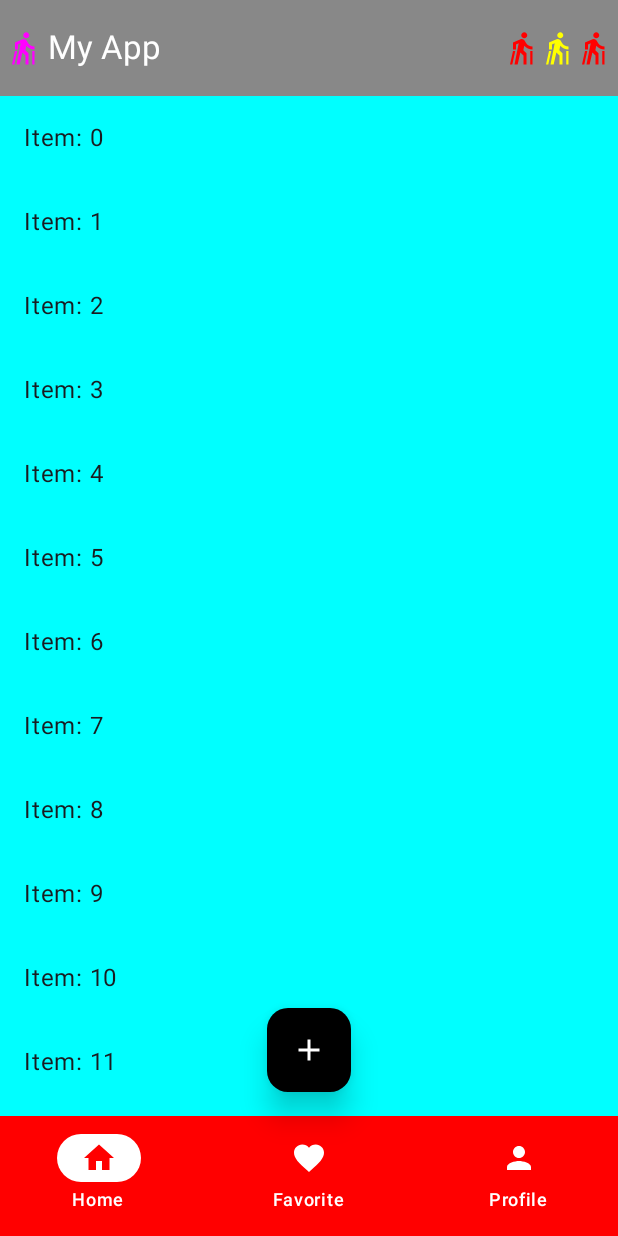
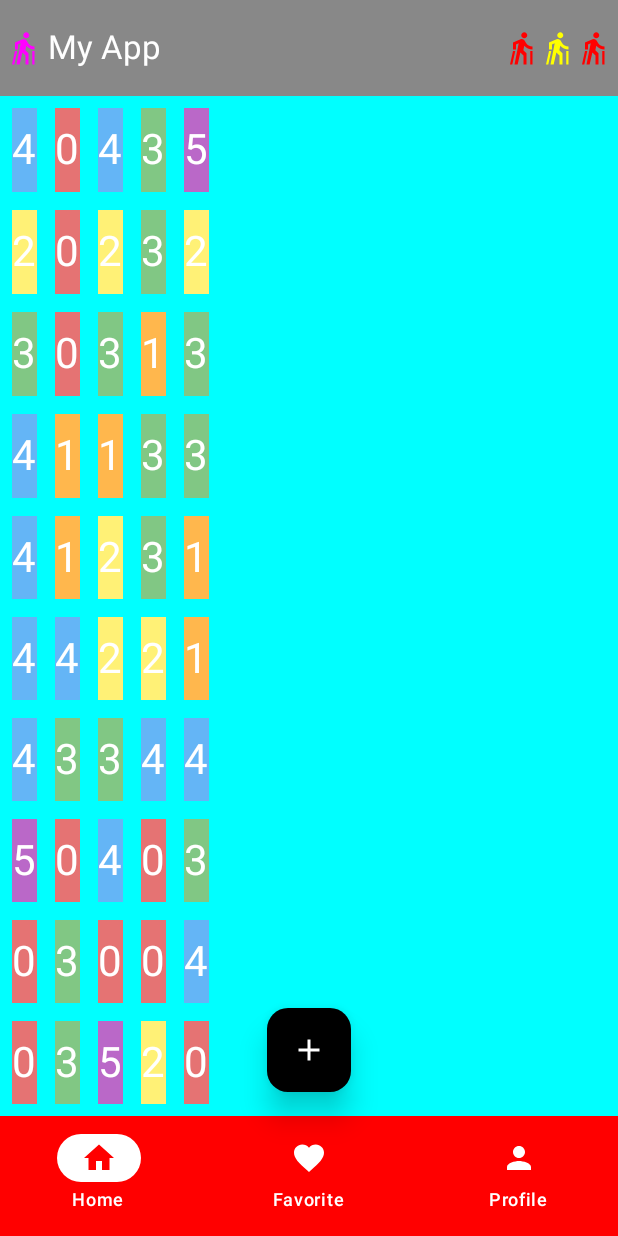
Before and after one commit to VicLT/UDEMY_Jetpack_Compose, an Android app built with Jetpack Compose: the screen it shows after launch (MainActivity), on a phone screen of 412 x 824 dp. Run offline under Robolectric (Android 15) with nearby library versions, the phone set to English and light mode, and no system bars.

Commit message:
LazyVertical/HorizontalGrid

```diff
--- a/app/src/main/java/udemy/victorlamas/myfirstcomposeapp/MainActivity.kt
+++ b/app/src/main/java/udemy/victorlamas/myfirstcomposeapp/MainActivity.kt
@@ -27,10 +27,10 @@ import androidx.compose.ui.tooling.preview.Preview
 import kotlinx.coroutines.launch
 import udemy.victorlamas.myfirstcomposeapp.components.MyCustomDialog
 import udemy.victorlamas.myfirstcomposeapp.components.MyFAB
+import udemy.victorlamas.myfirstcomposeapp.components.MyGridList
 import udemy.victorlamas.myfirstcomposeapp.components.MyModalDrawer
 import udemy.victorlamas.myfirstcomposeapp.components.MyNavigationBar
 import udemy.victorlamas.myfirstcomposeapp.components.MyTopAppBar
-import udemy.victorlamas.myfirstcomposeapp.components.ScrollList
 import udemy.victorlamas.myfirstcomposeapp.components.model.PokemonCombat
 import udemy.victorlamas.myfirstcomposeapp.login.Greeting
 import udemy.victorlamas.myfirstcomposeapp.ui.theme.MyFirstComposeAppTheme
@@ -119,7 +119,8 @@ class MainActivity : ComponentActivity() {
 //                            MyDerivedStateOf()
 //                            MyBasicList {}
 //                            MyAdvancedList()
-                            ScrollList()
+//                            ScrollList()
+                            MyGridList()
                         }
                     }
                 }
--- a/app/src/main/java/udemy/victorlamas/myfirstcomposeapp/components/Lists.kt
+++ b/app/src/main/java/udemy/victorlamas/myfirstcomposeapp/components/Lists.kt
@@ -1,14 +1,21 @@
 package udemy.victorlamas.myfirstcomposeapp.components
 
+import androidx.compose.foundation.background
 import androidx.compose.foundation.clickable
+import androidx.compose.foundation.layout.Arrangement
 import androidx.compose.foundation.layout.Box
+import androidx.compose.foundation.layout.PaddingValues
 import androidx.compose.foundation.layout.Row
 import androidx.compose.foundation.layout.Spacer
 import androidx.compose.foundation.layout.fillMaxSize
 import androidx.compose.foundation.layout.fillMaxWidth
+import androidx.compose.foundation.layout.height
 import androidx.compose.foundation.layout.padding
 import androidx.compose.foundation.layout.width
 import androidx.compose.foundation.lazy.LazyColumn
+import androidx.compose.foundation.lazy.grid.GridCells
+import androidx.compose.foundation.lazy.grid.LazyHorizontalGrid
+import androidx.compose.foundation.lazy.grid.items
 import androidx.compose.foundation.lazy.items
 import androidx.compose.foundation.lazy.itemsIndexed
 import androidx.compose.foundation.lazy.rememberLazyListState
@@ -28,8 +35,11 @@ import androidx.compose.runtime.rememberCoroutineScope
 import androidx.compose.runtime.setValue
 import androidx.compose.ui.Alignment
 import androidx.compose.ui.Modifier
+import androidx.compose.ui.graphics.Color
 import androidx.compose.ui.unit.dp
+import androidx.compose.ui.unit.sp
 import kotlinx.coroutines.launch
+import kotlin.random.Random
 
 @Composable
 fun MyBasicList(modifier: Modifier = Modifier, onItemClick: (String) -> Unit) {
@@ -171,3 +181,44 @@ fun ScrollList(modifier: Modifier = Modifier) {
         }
     }
 }
+
+@Composable
+fun MyGridList(modifier: Modifier = Modifier) {
+    val numbers = remember {
+        mutableStateOf(List(50) { Random.nextInt(0, 6) })
+    }
+    val colors = listOf(
+        Color(0xFFE57373),
+        Color(0xFFFFB74D),
+        Color(0xFFFFF176),
+        Color(0xFF81C784),
+        Color(0xFF64B5F6),
+        Color(0xFFBA68C8)
+    )
+
+//    LazyVerticalGrid(
+    LazyHorizontalGrid(
+//        columns = GridCells.Fixed(3),
+//        rows = GridCells.Fixed(3),
+        rows = GridCells.Adaptive(50.dp),
+        modifier = Modifier.fillMaxSize(),
+        contentPadding = PaddingValues(8.dp),
+        verticalArrangement = Arrangement.spacedBy(12.dp),
+        horizontalArrangement = Arrangement.spacedBy(12.dp),
+    ) {
+        items(numbers.value) { randomNumber ->
+            Box(
+                modifier = Modifier
+                    .background(colors[randomNumber])
+                    .height(80.dp),
+                contentAlignment = Alignment.Center
+            ) {
+                Text(
+                    randomNumber.toString(),
+                    color = Color.White,
+                    fontSize = 28.sp
+                )
+            }
+        }
+    }
+}
```
